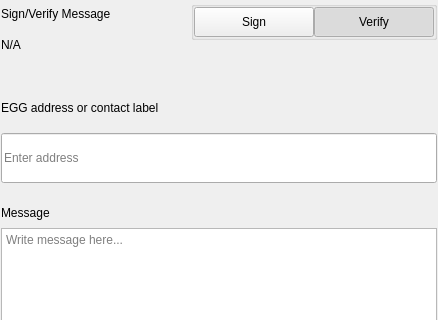
First picture: the form in src/qt/pivx/settings/forms/settingssignmessagewidgets.ui, repository KingricharVD/DSW, before the edit; both pictures show x 0 to 438 and y 0 to 320 of the 438 by 579 pixel window.
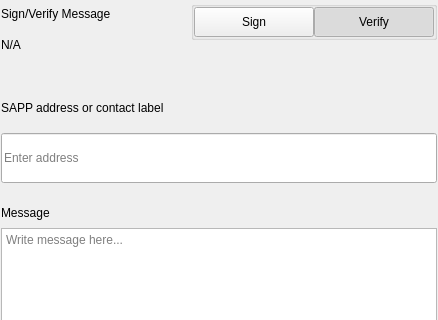
Second picture: the form after the edit.

What changed in the file:
```diff
--- a/src/qt/pivx/settings/forms/settingssignmessagewidgets.ui
+++ b/src/qt/pivx/settings/forms/settingssignmessagewidgets.ui
@@ -276,7 +276,7 @@
                </size>
               </property>
               <property name="text">
-               <string>EGG address or contact label</string>
+               <string>SAPP address or contact label</string>
               </property>
              </widget>
             </item>
```
